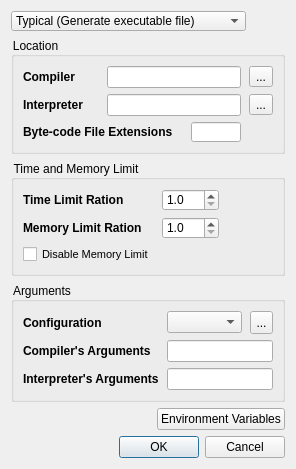
The window that advancedcompilersettingsdialog.ui (Sojiv/Project_lemon) describes before a commit, drawn with Qt 5.
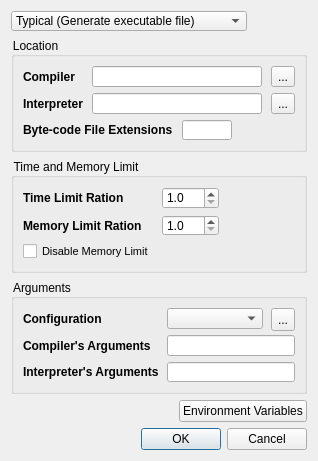
The same window after the commit. Icons and pictures are not drawn.

```diff
--- a/advancedcompilersettingsdialog.ui
+++ b/advancedcompilersettingsdialog.ui
@@ -6,10 +6,16 @@
    <rect>
     <x>0</x>
     <y>0</y>
-    <width>296</width>
-    <height>442</height>
+    <width>318</width>
+    <height>461</height>
    </rect>
   </property>
+  <property name="minimumSize">
+   <size>
+    <width>318</width>
+    <height>461</height>
+   </size>
+  </property>
   <property name="windowTitle">
    <string>Compiler Settings</string>
   </property>
@@ -67,15 +73,20 @@
      <property name="title">
       <string>Location</string>
      </property>
+     <layout class="QVBoxLayout" name="verticalLayout_2">
+      <item>
      <layout class="QGridLayout" name="gridLayout">
       <property name="horizontalSpacing">
-       <number>8</number>
-      </property>
-      <property name="verticalSpacing">
-       <number>6</number>
+         <number>9</number>
       </property>
       <item row="0" column="0">
        <widget class="QLabel" name="compilerLabel">
+          <property name="sizePolicy">
+           <sizepolicy hsizetype="Fixed" vsizetype="Preferred">
+            <horstretch>0</horstretch>
+            <verstretch>0</verstretch>
+           </sizepolicy>
+          </property>
         <property name="styleSheet">
          <string notr="true">font-size:9pt;
 font-weight:bold;</string>
@@ -85,10 +96,10 @@
         </property>
        </widget>
       </item>
-      <item row="0" column="1" colspan="2">
+        <item row="0" column="1">
        <widget class="QLineEdit" name="compilerLocation"/>
       </item>
-      <item row="0" column="3">
+        <item row="0" column="2">
        <widget class="QToolButton" name="compilerSelectButton">
         <property name="text">
          <string notr="true">...</string>
@@ -97,6 +108,12 @@
       </item>
       <item row="1" column="0">
        <widget class="QLabel" name="interpreterLabel">
+          <property name="sizePolicy">
+           <sizepolicy hsizetype="Fixed" vsizetype="Preferred">
+            <horstretch>0</horstretch>
+            <verstretch>0</verstretch>
+           </sizepolicy>
+          </property>
         <property name="styleSheet">
          <string notr="true">font-size:9pt;
 font-weight:bold;</string>
@@ -106,18 +123,31 @@
         </property>
        </widget>
       </item>
-      <item row="1" column="1" colspan="2">
+        <item row="1" column="1">
        <widget class="QLineEdit" name="interpreterLocation"/>
       </item>
-      <item row="1" column="3">
+        <item row="1" column="2">
        <widget class="QToolButton" name="interpreterSelectButton">
         <property name="text">
          <string notr="true">...</string>
         </property>
        </widget>
       </item>
-      <item row="2" column="0" colspan="2">
+       </layout>
+      </item>
+      <item>
+       <layout class="QHBoxLayout" name="horizontalLayout_3">
+        <property name="spacing">
+         <number>9</number>
+        </property>
+        <item>
        <widget class="QLabel" name="bytecodeExtensionLabel">
+          <property name="sizePolicy">
+           <sizepolicy hsizetype="Fixed" vsizetype="Preferred">
+            <horstretch>0</horstretch>
+            <verstretch>0</verstretch>
+           </sizepolicy>
+          </property>
         <property name="styleSheet">
          <string notr="true">font-size:9pt;
 font-weight:bold;</string>
@@ -127,7 +157,7 @@
         </property>
        </widget>
       </item>
-      <item row="2" column="2">
+        <item>
        <widget class="QLineEdit" name="bytecodeExtension">
         <property name="maximumSize">
          <size>
@@ -137,6 +167,21 @@
         </property>
        </widget>
       </item>
+        <item>
+         <spacer name="horizontalSpacer_5">
+          <property name="orientation">
+           <enum>Qt::Horizontal</enum>
+          </property>
+          <property name="sizeHint" stdset="0">
+           <size>
+            <width>40</width>
+            <height>20</height>
+           </size>
+          </property>
+         </spacer>
+        </item>
+       </layout>
+      </item>
      </layout>
     </widget>
    </item>
@@ -259,6 +304,12 @@
       </property>
       <item row="0" column="0">
        <widget class="QLabel" name="configurationLabel">
+        <property name="sizePolicy">
+         <sizepolicy hsizetype="Fixed" vsizetype="Preferred">
+          <horstretch>0</horstretch>
+          <verstretch>0</verstretch>
+         </sizepolicy>
+        </property>
         <property name="styleSheet">
          <string notr="true">font-size:9pt;
 font-weight:bold;</string>
@@ -290,6 +341,12 @@
       </item>
       <item row="1" column="0">
        <widget class="QLabel" name="compilerArgumentsLabel">
+        <property name="sizePolicy">
+         <sizepolicy hsizetype="Fixed" vsizetype="Preferred">
+          <horstretch>0</horstretch>
+          <verstretch>0</verstretch>
+         </sizepolicy>
+        </property>
         <property name="styleSheet">
          <string notr="true">font-size:9pt;
 font-weight:bold;</string>
@@ -304,6 +361,12 @@
       </item>
       <item row="2" column="0">
        <widget class="QLabel" name="interpreterArgumentsLabel">
+        <property name="sizePolicy">
+         <sizepolicy hsizetype="Fixed" vsizetype="Preferred">
+          <horstretch>0</horstretch>
+          <verstretch>0</verstretch>
+         </sizepolicy>
+        </property>
         <property name="styleSheet">
          <string notr="true">font-size:9pt;
 font-weight:bold;</string>
```
Lines whose indentation alone changed are shown as unchanged.
